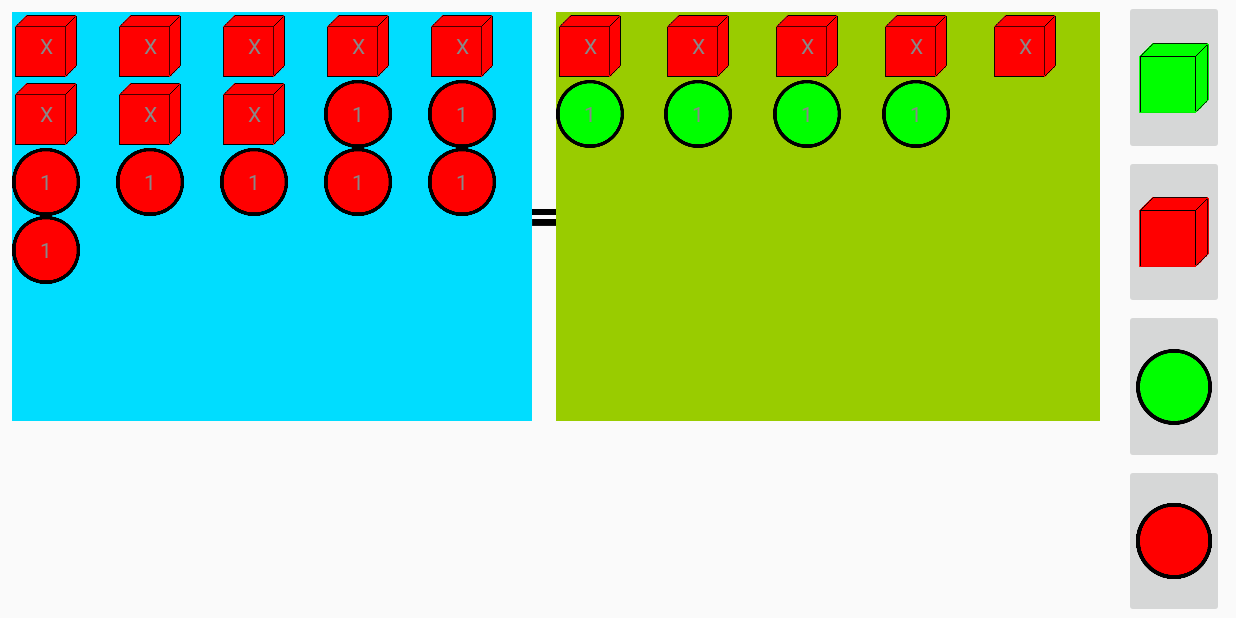
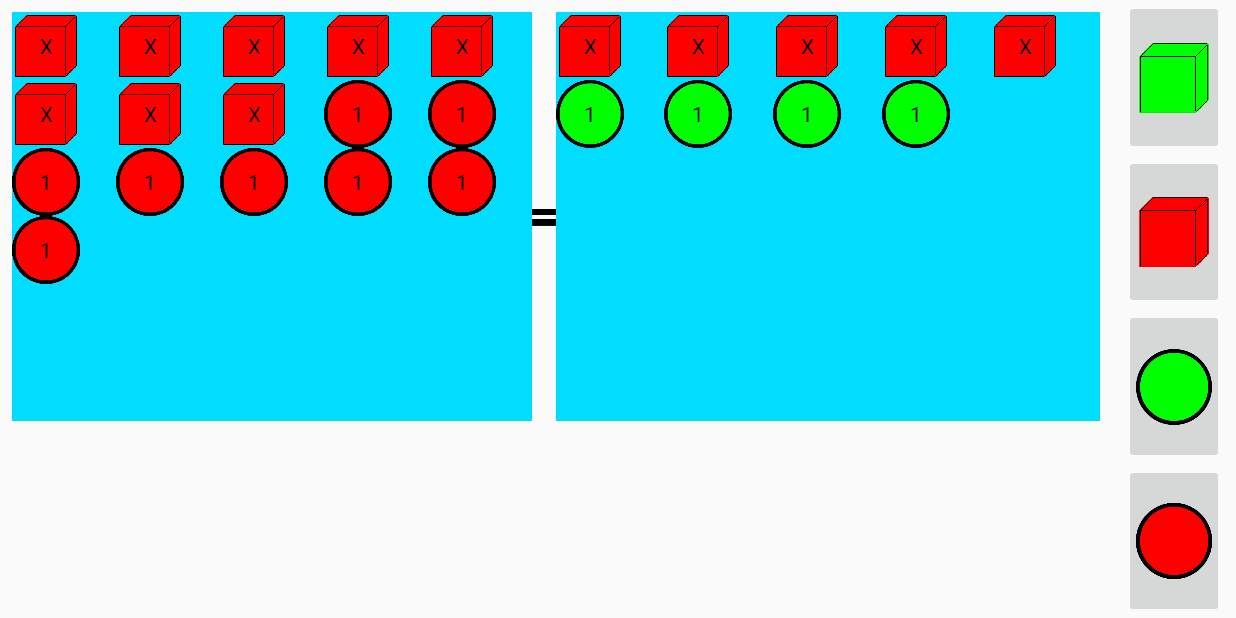
Before and after one commit to jptalusan/LinearOps, an Android app: the LinearEqualityActivityLevel4 screen opened directly, with no data from a screen before it, on a phone screen of 824 x 412 dp (held sideways). Run offline under Robolectric (Android 15) with nearby library versions, the phone set to English and light mode, and no system bars; our stand-ins replace data binding.

Commit message:
All Linear Equalities so far is working. Mostly work on level 5 will probably fail if seekkbar width constant is change to aany other thaan 15 ( will fail at start since max is wrong?)

```diff
--- a/app/src/main/AndroidManifest.xml
+++ b/app/src/main/AndroidManifest.xml
@@ -38,7 +38,9 @@
         <activity
             android:name=".Activities.LinearEqualityActivityLevel5"
             android:screenOrientation="landscape"></activity>
-        <activity android:name=".Activities.LinearInequality"></activity>
+        <activity
+            android:name=".Activities.LinearInequality"
+            android:screenOrientation="landscape"></activity>
     </application>
 
 </manifest>
--- a/app/src/main/java/com/freelance/jptalusan/linearops/Activities/LinearEqualityActivityLevel4.java
+++ b/app/src/main/java/com/freelance/jptalusan/linearops/Activities/LinearEqualityActivityLevel4.java
@@ -249,10 +249,10 @@ public class LinearEqualityActivityLevel4 extends AppCompatActivity {
     }
 
     public void setupLayoutForEquation(Equation equation) {
-        final int ax = equation.getAx();
-        final int b  = equation.getB();
-        final int cx = equation.getCx();
-        final int d  = equation.getD();
+        final double ax = equation.getAx();
+        final double b  = equation.getB();
+        final double cx = equation.getCx();
+        final double d  = equation.getD();
 
         //Log.d(TAG, equation.toString());
         System.out.println(TAG + ", " + equation);
--- a/app/src/main/java/com/freelance/jptalusan/linearops/Utilities/Constants.java
+++ b/app/src/main/java/com/freelance/jptalusan/linearops/Utilities/Constants.java
@@ -39,6 +39,8 @@ public class Constants {
     public static final int ANIMATION_DURATION = 1000;
     public static final int DEFAULT_RESET = 3000;
     public static final int RESET_FACTOR = 1500;
+
+    public static final int SEEKBAR_CUSTOM_WIDTH = 15;
 
     //TODO: Add more drawables
     public static int[] BLACK_BOX_WHITE_CIRLE = {
--- a/app/src/main/java/com/freelance/jptalusan/linearops/Utilities/Equation.java
+++ b/app/src/main/java/com/freelance/jptalusan/linearops/Utilities/Equation.java
@@ -8,17 +8,17 @@ import android.util.Log;
 
 public class Equation {
     private static String TAG = "Equation";
-    private int ax = 0;
-    private int b = 0;
-    private int cx = 0;
-    private int d = 0;
+    private double ax = 0;
+    private double b = 0;
+    private double cx = 0;
+    private double d = 0;
     private int level = 0;
 
 
     public Equation() {
     }
 
-    public Equation(int ax, int b, int cx, int d, int level) {
+    public Equation(double ax, double b, double cx, double d, int level) {
         this.ax = ax;
         this.b = b;
         this.cx = cx;
@@ -68,8 +68,8 @@ public class Equation {
             case Constants.LEVEL_1: return b / ax;
             case Constants.LEVEL_2: return ((cx - b) / ax);
             case Constants.LEVEL_3:
-            case Constants.LEVEL_4:
-            case Constants.LEVEL_5: //return (d - b) / (ax - cx);
+            case Constants.LEVEL_4: return (d - b) / (ax - cx);
+            case Constants.LEVEL_5:
                 Log.d(TAG, "ax: " + ax);
                 Log.d(TAG, "b: " + b);
                 Log.d(TAG, "cx: " + cx);
@@ -80,19 +80,19 @@ public class Equation {
         }
     }
 
-    public int getAx() {
+    public double getAx() {
         return ax;
     }
 
-    public int getB() {
+    public double getB() {
         return b;
     }
 
-    public int getCx() {
+    public double getCx() {
         return cx;
     }
 
-    public int getD() {
+    public double getD() {
         return d;
     }
 
@@ -101,8 +101,8 @@ public class Equation {
     }
 
     //TODO: use this to confirm if user has already answered correctly
-    public int[] getAxEqualsBForm() {
-        int[] output = {0, 0};
+    public double[] getAxEqualsBForm() {
+        double[] output = {0, 0};
 
         switch(level) {
             case Constants.LEVEL_1:
--- a/app/src/main/java/com/freelance/jptalusan/linearops/Utilities/EquationGeneration.java
+++ b/app/src/main/java/com/freelance/jptalusan/linearops/Utilities/EquationGeneration.java
@@ -72,7 +72,7 @@ public class EquationGeneration {
                 IntegerAndDecimal id = new IntegerAndDecimal(t1, tX);
                 String validity = id.isValid() ? " is" : " is not";
                 Log.d(TAG, "Int and Dec: " + id.toString() + validity + " valid.");
-                if (tempX == 1 || temp1 == 0 || tempX == 0) {
+                if (!id.isValid()) {
                     generatedEquation = generateEqualityEquation(Constants.LEVEL_5);
                 } else {
                     generatedEquation = new Equation(ax, b, cx, d, Constants.LEVEL_5);
@@ -104,6 +104,7 @@ class IntegerAndDecimal {
             0.16667, 0.33333, 0.66667, 0.83333, //recurring, thirds, sixths
             0.2, 0.4, 0.6, 0.8, //fourths
             0.25, 0.5, 0.75)); //quarters/fifths/halves
+
     IntegerAndDecimal(double divisor, double dividend) {
         Log.d(TAG, "number: " + divisor + "/" + dividend);
         double quotient = Math.abs(divisor / dividend);
@@ -113,7 +114,7 @@ class IntegerAndDecimal {
     }
 
     public boolean isValid() {
-        return mWhole < Constants.X_MAX && validDecimals.contains(mDecimal);
+        return mWhole > 0 && validDecimals.contains(mDecimal);
     }
 
     @Override
--- a/app/src/main/java/com/freelance/jptalusan/linearops/Views/LinearOpsImageView.java
+++ b/app/src/main/java/com/freelance/jptalusan/linearops/Views/LinearOpsImageView.java
@@ -58,12 +58,12 @@ public class LinearOpsImageView extends AppCompatTextView {
         prefs = getContext().getSharedPreferences(Constants.PREFS, MODE_PRIVATE);
         if (prefs.getInt(Constants.LINEAR_EQ_LEVEL, 1) >= Constants.LEVEL_4) {
             setText(text);
-            setTextColor(Color.GRAY);
+            setTextColor(Color.BLACK);
             setGravity(Gravity.CENTER_VERTICAL | Gravity.CENTER_HORIZONTAL);
         } else {
             if (text.equals("X")) {
                 setText("?");
-                setTextColor(Color.GRAY);
+                setTextColor(Color.BLACK);
                 setGravity(Gravity.CENTER_VERTICAL | Gravity.CENTER_HORIZONTAL);
             }
         }
--- a/app/src/main/java/com/freelance/jptalusan/linearops/Views/SeekBarLayout.java
+++ b/app/src/main/java/com/freelance/jptalusan/linearops/Views/SeekBarLayout.java
@@ -38,6 +38,13 @@ public class SeekBarLayout extends ConstraintLayout {
         initializeViews(context);
     }
 
+    @Override
+    public void invalidate() {
+        icons.invalidate();
+        comboSeekBar.invalidate();
+        super.invalidate();
+    }
+
     private void initializeViews(Context context) {
         LayoutInflater inflater = (LayoutInflater) context
                 .getSystemService(Context.LAYOUT_INFLATER_SERVICE);
@@ -57,12 +64,14 @@ public class SeekBarLayout extends ConstraintLayout {
         comboSeekBar.setOnSeekBarChangeListener(new SeekBar.OnSeekBarChangeListener() {
             @Override
             public void onProgressChanged(SeekBar seekBar, int i, boolean b) {
-                if (i == comboSeekBar.getMax()) {
-                    i = comboSeekBar.getMax() - 1;
-                }
-                addIcons(i - (comboSeekBar.getMax() - 1) / 2);
+                Log.d(TAG, "i: " + i + ", progress: " + seekBar.getProgress());
+
+//                if (i == comboSeekBar.getMax()) {
+//                    i = comboSeekBar.getMax() - 1;
+//                }
+                addIcons(i - (comboSeekBar.getMax()) / 2);
                 if (listener != null)
-                    listener.onSeekBarValueChanged(i - (comboSeekBar.getMax() - 1) / 2);
+                    listener.onSeekBarValueChanged(i - (comboSeekBar.getMax()) / 2);
             }
 
             @Override
@@ -85,7 +94,7 @@ public class SeekBarLayout extends ConstraintLayout {
                 dimensions.width  = icons.getMeasuredWidth();
                 dimensions.height = icons.getMeasuredHeight();
 
-                iconDimension.width  = dimensions.width / ((comboSeekBar.getMax() - 1));
+                iconDimension.width  = dimensions.width / ((comboSeekBar.getMax()));
                 iconDimension.height = dimensions.height;
 
                 Log.d(TAG, iconDimension.toString());
@@ -105,6 +114,7 @@ public class SeekBarLayout extends ConstraintLayout {
                 ImageView iv = new ImageView(getContext());
                 iv.setImageResource(resourceId);
                 iv.setLayoutParams(generateParams(i));
+                iv.setPadding(2, 0, 2, 0);
                 icons.addView(iv);
             }
         } else if (val < 0) {
@@ -112,6 +122,7 @@ public class SeekBarLayout extends ConstraintLayout {
                 ImageView iv = new ImageView(getContext());
                 iv.setImageResource(resourceId);
                 iv.setLayoutParams(generateParams(i));
+                iv.setPadding(2, 0, 2, 0);
                 icons.addView(iv);
             }
         } else {
@@ -167,4 +178,5 @@ public class SeekBarLayout extends ConstraintLayout {
     public void reset() {
         comboSeekBar.setProgress((comboSeekBar.getMax() - 1) / 2);
     }
+
 }
--- a/app/src/main/res/layout-land/activity_linear_equality_level_five.xml
+++ b/app/src/main/res/layout-land/activity_linear_equality_level_five.xml
@@ -128,13 +128,13 @@
         android:layout_marginStart="8dp"
         android:layout_marginTop="8dp"
         android:background="@android:color/holo_blue_bright"
-        custom:side="@string/left"
         app:layout_constraintBottom_toTopOf="@+id/guideline"
         app:layout_constraintHorizontal_bias="1.0"
         app:layout_constraintLeft_toLeftOf="parent"
         app:layout_constraintRight_toLeftOf="@+id/guideline2"
         app:layout_constraintTop_toTopOf="parent"
-        app:layout_constraintVertical_bias="1.0">
+        app:layout_constraintVertical_bias="1.0"
+        custom:side="@string/left">
 
     </com.freelance.jptalusan.linearops.Views.LinearOpsGridLayout>
 
@@ -165,14 +165,14 @@
         android:layout_marginRight="8dp"
         android:layout_marginStart="8dp"
         android:layout_marginTop="8dp"
-        android:background="@android:color/holo_green_light"
-        custom:side="@string/right"
+        android:background="@android:color/holo_blue_bright"
         app:layout_constraintBottom_toTopOf="@+id/guideline"
         app:layout_constraintHorizontal_bias="0.0"
         app:layout_constraintLeft_toLeftOf="@+id/guideline2"
         app:layout_constraintRight_toLeftOf="@+id/guideline4"
         app:layout_constraintTop_toTopOf="parent"
-        app:layout_constraintVertical_bias="1.0">
+        app:layout_constraintVertical_bias="1.0"
+        custom:side="@string/right">
 
     </com.freelance.jptalusan.linearops.Views.LinearOpsGridLayout>
 
--- a/app/src/main/res/layout/seekbar_with_icons_and_text.xml
+++ b/app/src/main/res/layout/seekbar_with_icons_and_text.xml
@@ -26,7 +26,7 @@
         app:layout_constraintVertical_bias="0.0"
         android:paddingStart="0dp"
         android:paddingEnd="0dp"
-        android:clipToPadding="false" />
+        android:clipChildren="false" />
 
     <FrameLayout
         android:layout_width="0dp"
```
Also changed, not shown: app/src/main/java/com/freelance/jptalusan/linearops/Activities/LinearEqualityActivity.java (+7 -6 lines), app/src/main/java/com/freelance/jptalusan/linearops/Activities/LinearEqualityActivityLevel2.java (+4 -4 lines), app/src/main/java/com/freelance/jptalusan/linearops/Activities/LinearEqualityActivityLevel3.java (+4 -4 lines), app/src/main/java/com/freelance/jptalusan/linearops/Activities/LinearEqualityActivityLevel5.java (+104 -43 lines), app/src/main/java/com/freelance/jptalusan/linearops/Views/ComboSeekBar/CustomDrawable.java (+0 -13 lines), app/src/main/res/layout-land/activity_linear_equality.xml (+5 -5 lines).
